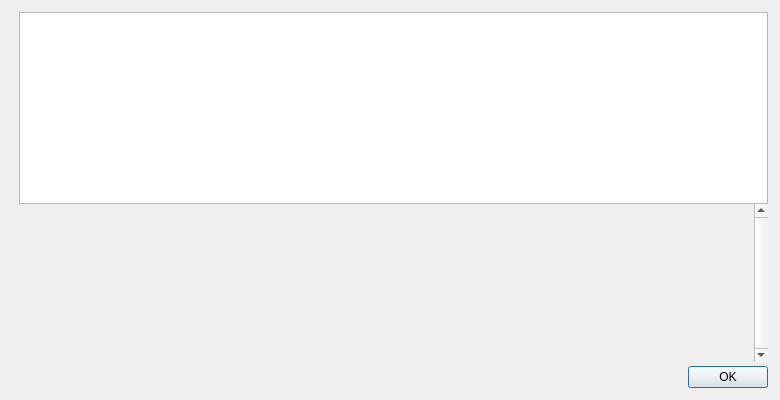
navcoin/navcoin-core, file src/qt/forms/helpmessagedialog.ui: the form before one commit.
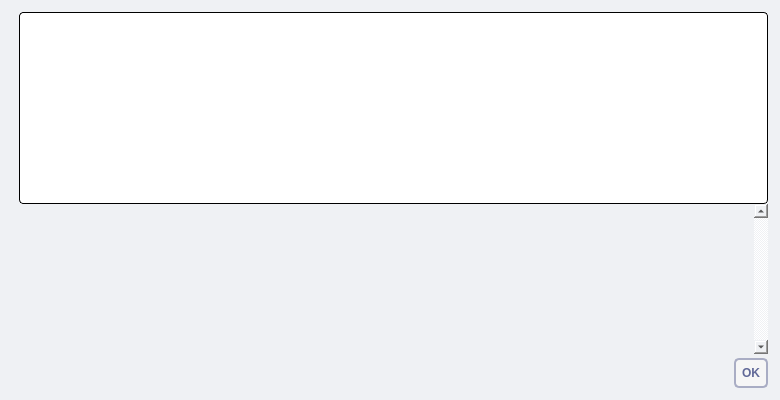
The form after the commit. Icons and pictures are not drawn.

The edit to the form file:
```diff
--- a/src/qt/forms/helpmessagedialog.ui
+++ b/src/qt/forms/helpmessagedialog.ui
@@ -10,6 +10,10 @@
     <height>400</height>
    </rect>
   </property>
+  <property name="styleSheet">
+   <string notr="true">background: #eff1f4; border: 0
+</string>
+  </property>
   <layout class="QHBoxLayout" name="horizontalLayout_2">
    <property name="spacing">
     <number>0</number>
@@ -78,6 +82,9 @@
     <layout class="QVBoxLayout" name="verticalLayout">
      <item>
       <widget class="QTextEdit" name="helpMessage">
+       <property name="styleSheet">
+        <string notr="true">background: #fff; border-radius: 4px; border: 1px solid #000; padding:2px</string>
+       </property>
        <property name="readOnly">
         <bool>true</bool>
        </property>
@@ -95,6 +102,14 @@
         <bool>true</bool>
        </property>
        <widget class="QWidget" name="scrollAreaWidgetContents">
+        <property name="geometry">
+         <rect>
+          <x>0</x>
+          <y>0</y>
+          <width>636</width>
+          <height>106</height>
+         </rect>
+        </property>
         <layout class="QVBoxLayout" name="verticalLayout_2">
          <item>
           <widget class="QLabel" name="aboutMessage">
@@ -137,6 +152,9 @@
      </item>
      <item>
       <widget class="QDialogButtonBox" name="okButton">
+       <property name="styleSheet">
+        <string notr="true"> background: #f6f6f6; border: 2px solid #a9adc4; border-radius: 5px; padding: 6px; text-transform: uppercase; color: #616998; font-weight: bold</string>
+       </property>
        <property name="orientation">
         <enum>Qt::Horizontal</enum>
        </property>
```
